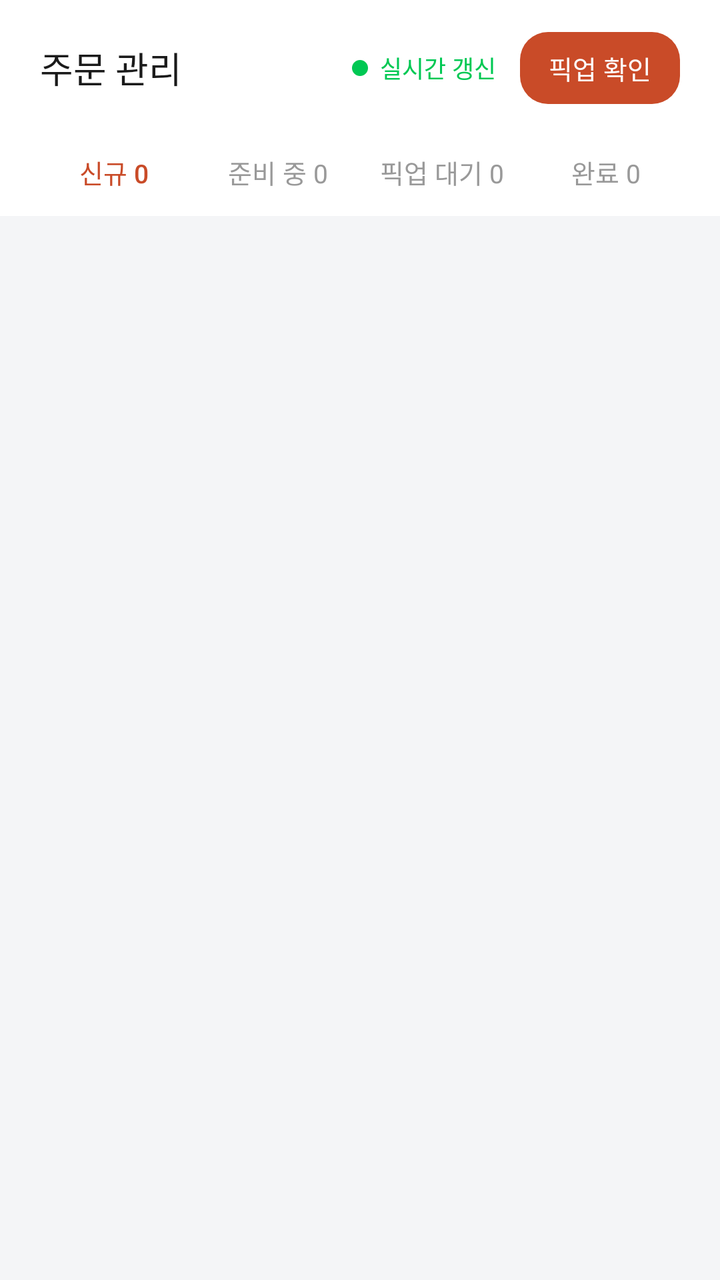
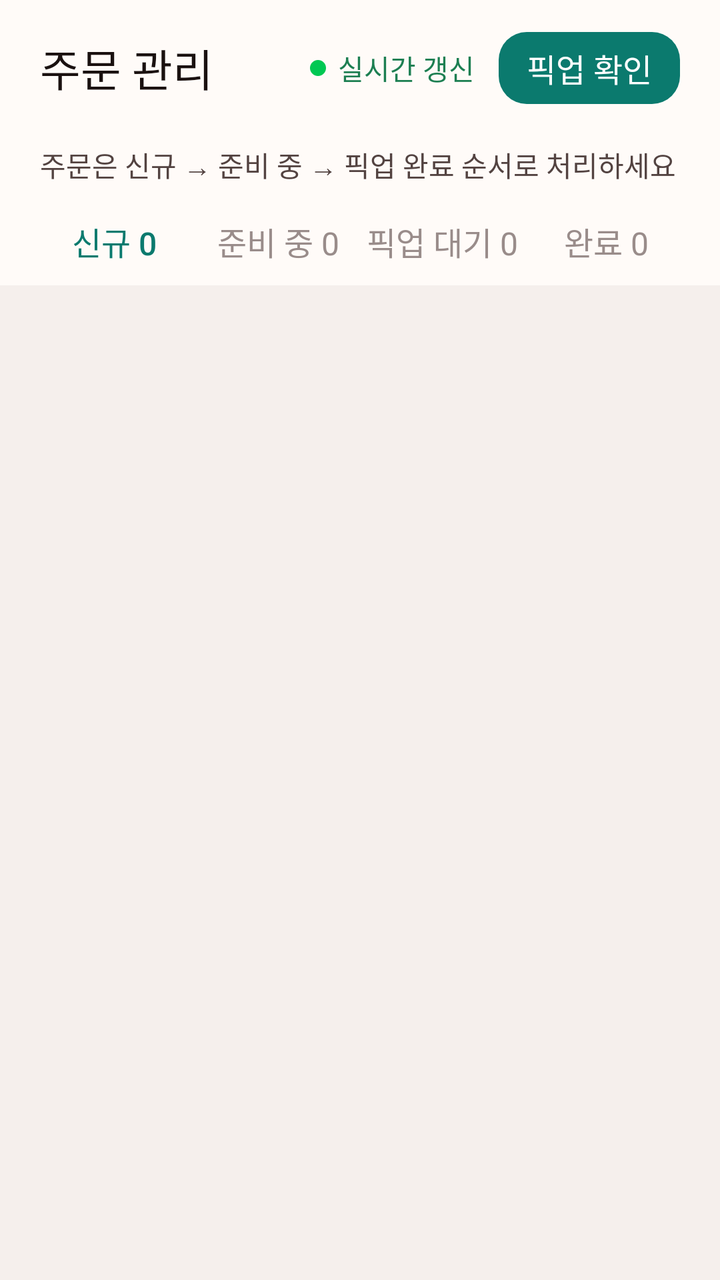

Before-and-after screenshots of an Android layout around one commit, followed by the original layout XML and the change that was made.
<!-- AndroidManifest.xml: application theme Theme.Deuktemsiru_seller -->
<!-- res/layout/fragment_order.xml -->
<?xml version="1.0" encoding="utf-8"?>

<LinearLayout
    xmlns:android="http://schemas.android.com/apk/res/android"
    android:layout_width="match_parent"
    android:layout_height="match_parent"
    android:orientation="vertical"
    android:background="@color/surface">

    
    <LinearLayout
        android:layout_width="match_parent"
        android:layout_height="wrap_content"
        android:orientation="horizontal"
        android:gravity="center_vertical"
        android:paddingStart="20dp"
        android:paddingEnd="20dp"
        android:paddingTop="16dp"
        android:paddingBottom="12dp"
        android:background="@color/white">

        <TextView
            android:layout_width="0dp"
            android:layout_height="wrap_content"
            android:layout_weight="1"
            android:text="주문 관리"
            android:textSize="18sp"
            android:textColor="@color/text"
            android:fontFamily="sans-serif-medium" />

        <View
            android:layout_width="8dp"
            android:layout_height="8dp"
            android:background="@drawable/bg_status_dot_online"
            android:layout_marginEnd="6dp" />

        <TextView
            android:layout_width="wrap_content"
            android:layout_height="wrap_content"
            android:text="실시간 갱신"
            android:textSize="12sp"
            android:textColor="@color/online" />

        <TextView
            android:id="@+id/btn_pickup_verify"
            android:layout_width="wrap_content"
            android:layout_height="36dp"
            android:layout_marginStart="12dp"
            android:background="@drawable/bg_button_primary"
            android:clickable="true"
            android:focusable="true"
            android:foreground="?attr/selectableItemBackground"
            android:gravity="center"
            android:minWidth="80dp"
            android:paddingHorizontal="14dp"
            android:text="픽업 확인"
            android:textColor="@color/white"
            android:textSize="13sp"
            android:fontFamily="sans-serif-medium" />

    </LinearLayout>

    
    <LinearLayout
        android:layout_width="match_parent"
        android:layout_height="wrap_content"
        android:orientation="horizontal"
        android:background="@color/white"
        android:paddingStart="16dp"
        android:paddingEnd="16dp"
        android:paddingBottom="0dp">

        <TextView
            android:id="@+id/tab_new"
            android:layout_width="0dp"
            android:layout_height="44dp"
            android:layout_weight="1"
            android:gravity="center"
            android:text="@string/tab_new_order_default"
            android:textSize="13sp"
            android:textColor="@color/primary"
            android:fontFamily="sans-serif-medium" />

        <TextView
            android:id="@+id/tab_preparing"
            android:layout_width="0dp"
            android:layout_height="44dp"
            android:layout_weight="1"
            android:gravity="center"
            android:text="@string/tab_preparing_default"
            android:textSize="13sp"
            android:textColor="@color/text_muted" />

        <TextView
            android:id="@+id/tab_pickup"
            android:layout_width="0dp"
            android:layout_height="44dp"
            android:layout_weight="1"
            android:gravity="center"
            android:text="@string/tab_pickup_ready_default"
            android:textSize="13sp"
            android:textColor="@color/text_muted" />

        <TextView
            android:id="@+id/tab_done"
            android:layout_width="0dp"
            android:layout_height="44dp"
            android:layout_weight="1"
            android:gravity="center"
            android:text="@string/tab_completed_default"
            android:textSize="13sp"
            android:textColor="@color/text_muted" />

    </LinearLayout>

    
    <View
        android:id="@+id/tab_indicator"
        android:layout_width="0dp"
        android:layout_height="2dp"
        android:background="@color/primary"
        android:layout_marginStart="16dp" />

    
    <androidx.core.widget.NestedScrollView
        android:layout_width="match_parent"
        android:layout_height="0dp"
        android:layout_weight="1"
        android:padding="16dp">

        <LinearLayout
            android:id="@+id/order_list_container"
            android:layout_width="match_parent"
            android:layout_height="wrap_content"
            android:orientation="vertical" />

    </androidx.core.widget.NestedScrollView>

</LinearLayout>
<!-- resources referenced by this layout -->
<resources>
  <color name="online">#FF00C853</color>
  <color name="primary">#FFC94B28</color>
  <color name="surface">#FFF4F5F7</color>
  <color name="text">#FF1A1A1A</color>
  <color name="text_muted">#FF999999</color>
  <color name="white">#FFFFFFFF</color>
  <!-- drawable bg_button_primary (drawable) -->
  <?xml version="1.0" encoding="utf-8"?>
  
  <shape xmlns:android="http://schemas.android.com/apk/res/android"
      android:shape="rectangle">
      <solid android:color="@color/primary" />
      <corners android:radius="14dp" />
  </shape>
  <!-- drawable bg_status_dot_online (drawable) -->
  <?xml version="1.0" encoding="utf-8"?>
  
  <shape xmlns:android="http://schemas.android.com/apk/res/android"
      android:shape="oval">
      <solid android:color="#00C853" />
      <size android:width="8dp" android:height="8dp" />
  </shape>
  <string name="tab_completed_default">완료 0</string>
  <string name="tab_new_order_default">신규 0</string>
  <string name="tab_pickup_ready_default">픽업 대기 0</string>
  <string name="tab_preparing_default">준비 중 0</string>
  <style name="Theme.Deuktemsiru_seller" parent="Base.Theme.Deuktemsiru_seller" />
  <style name="Base.Theme.Deuktemsiru_seller" parent="Theme.Material3.Light.NoActionBar">
          <item name="colorPrimary">@color/primary</item>
          <item name="colorPrimaryVariant">@color/primary_dark</item>
          <item name="colorOnPrimary">@color/white</item>
          <item name="colorSurface">@color/surface</item>
          <item name="android:colorBackground">@color/surface</item>
          <item name="android:fontFamily">sans-serif</item>
          <item name="bottomNavigationStyle">@style/Widget.App.BottomNav</item>
      </style>
  <color name="primary_dark">#FF8A2F19</color>
  <style name="Widget.App.BottomNav" parent="Widget.Material3.BottomNavigationView">
          <item name="itemIconTint">@color/bottom_nav_color</item>
          <item name="itemTextColor">@color/bottom_nav_color</item>
          <item name="itemActiveIndicatorStyle">@style/Widget.App.ActiveIndicator</item>
      </style>
  <style name="Widget.App.ActiveIndicator" parent="Widget.Material3.BottomNavigationView.ActiveIndicator">
          <item name="android:color">@color/primary_light</item>
      </style>
  <color name="primary_light">#FFFFE7DE</color>
</resources>

<!-- the commit's change to res/layout/fragment_order.xml (unified diff, before → after) -->
@@ -17,14 +17,14 @@
         android:paddingEnd="20dp"
         android:paddingTop="16dp"
         android:paddingBottom="12dp"
-        android:background="@color/white">
+        android:background="@color/surface_alt">
 
         <TextView
             android:layout_width="0dp"
             android:layout_height="wrap_content"
             android:layout_weight="1"
             android:text="주문 관리"
-            android:textSize="18sp"
+            android:textSize="22sp"
             android:textColor="@color/text"
             android:fontFamily="sans-serif-medium" />
 
@@ -38,7 +38,7 @@
             android:layout_width="wrap_content"
             android:layout_height="wrap_content"
             android:text="실시간 갱신"
-            android:textSize="12sp"
+            android:textSize="14sp"
             android:textColor="@color/online" />
 
         <TextView
@@ -55,17 +55,29 @@
             android:paddingHorizontal="14dp"
             android:text="픽업 확인"
             android:textColor="@color/white"
-            android:textSize="13sp"
+            android:textSize="16sp"
             android:fontFamily="sans-serif-medium" />
 
     </LinearLayout>
+
+    <TextView
+        android:layout_width="match_parent"
+        android:layout_height="wrap_content"
+        android:background="@color/surface_alt"
+        android:paddingStart="20dp"
+        android:paddingEnd="20dp"
+        android:paddingTop="8dp"
+        android:paddingBottom="6dp"
+        android:text="주문은 신규 → 준비 중 → 픽업 완료 순서로 처리하세요"
+        android:textColor="@color/text_sub"
+        android:textSize="14sp" />
 
     
     <LinearLayout
         android:layout_width="match_parent"
         android:layout_height="wrap_content"
         android:orientation="horizontal"
-        android:background="@color/white"
+        android:background="@color/surface_alt"
         android:paddingStart="16dp"
         android:paddingEnd="16dp"
         android:paddingBottom="0dp">
@@ -77,7 +89,7 @@
             android:layout_weight="1"
             android:gravity="center"
             android:text="@string/tab_new_order_default"
-            android:textSize="13sp"
+            android:textSize="16sp"
             android:textColor="@color/primary"
             android:fontFamily="sans-serif-medium" />
 
@@ -88,7 +100,7 @@
             android:layout_weight="1"
             android:gravity="center"
             android:text="@string/tab_preparing_default"
-            android:textSize="13sp"
+            android:textSize="16sp"
             android:textColor="@color/text_muted" />
 
         <TextView
@@ -98,7 +110,7 @@
             android:layout_weight="1"
             android:gravity="center"
             android:text="@string/tab_pickup_ready_default"
-            android:textSize="13sp"
+            android:textSize="16sp"
             android:textColor="@color/text_muted" />
 
         <TextView
@@ -108,7 +120,7 @@
             android:layout_weight="1"
             android:gravity="center"
             android:text="@string/tab_completed_default"
-            android:textSize="13sp"
+            android:textSize="16sp"
             android:textColor="@color/text_muted" />
 
     </LinearLayout>
<!-- resource entries referenced after the edit -->
@@ -1,14 +1,15 @@
 <!-- resources referenced by this layout -->
 <resources>
-  <color name="online">#FF00C853</color>
-  <color name="primary">#FFC94B28</color>
-  <color name="surface">#FFF4F5F7</color>
-  <color name="text">#FF1A1A1A</color>
-  <color name="text_muted">#FF999999</color>
+  <color name="online">#FF1D7F52</color>
+  <color name="primary">#0B7A6E</color>
+  <color name="surface">#FFF5EFEC</color>
+  <color name="surface_alt">#FFFFFBF8</color>
+  <color name="text">#FF1A1110</color>
+  <color name="text_muted">#FF998C8A</color>
+  <color name="text_sub">#FF534341</color>
   <color name="white">#FFFFFFFF</color>
   <!-- drawable bg_button_primary (drawable) -->
   <?xml version="1.0" encoding="utf-8"?>
-  
   <shape xmlns:android="http://schemas.android.com/apk/res/android"
       android:shape="rectangle">
       <solid android:color="@color/primary" />
@@ -34,9 +35,12 @@
           <item name="colorSurface">@color/surface</item>
           <item name="android:colorBackground">@color/surface</item>
           <item name="android:fontFamily">sans-serif</item>
+          <item name="android:navigationBarColor">@color/surface_alt</item>
+          <item name="android:statusBarColor" tools:targetApi="l">@color/surface_alt</item>
+          <item name="android:windowLightStatusBar" tools:targetApi="m">true</item>
           <item name="bottomNavigationStyle">@style/Widget.App.BottomNav</item>
       </style>
-  <color name="primary_dark">#FF8A2F19</color>
+  <color name="primary_dark">#065950</color>
   <style name="Widget.App.BottomNav" parent="Widget.Material3.BottomNavigationView">
           <item name="itemIconTint">@color/bottom_nav_color</item>
           <item name="itemTextColor">@color/bottom_nav_color</item>
@@ -45,6 +49,6 @@
   <style name="Widget.App.ActiveIndicator" parent="Widget.Material3.BottomNavigationView.ActiveIndicator">
           <item name="android:color">@color/primary_light</item>
       </style>
-  <color name="primary_light">#FFFFE7DE</color>
+  <color name="primary_light">#C8EDEA</color>
 </resources>
 
